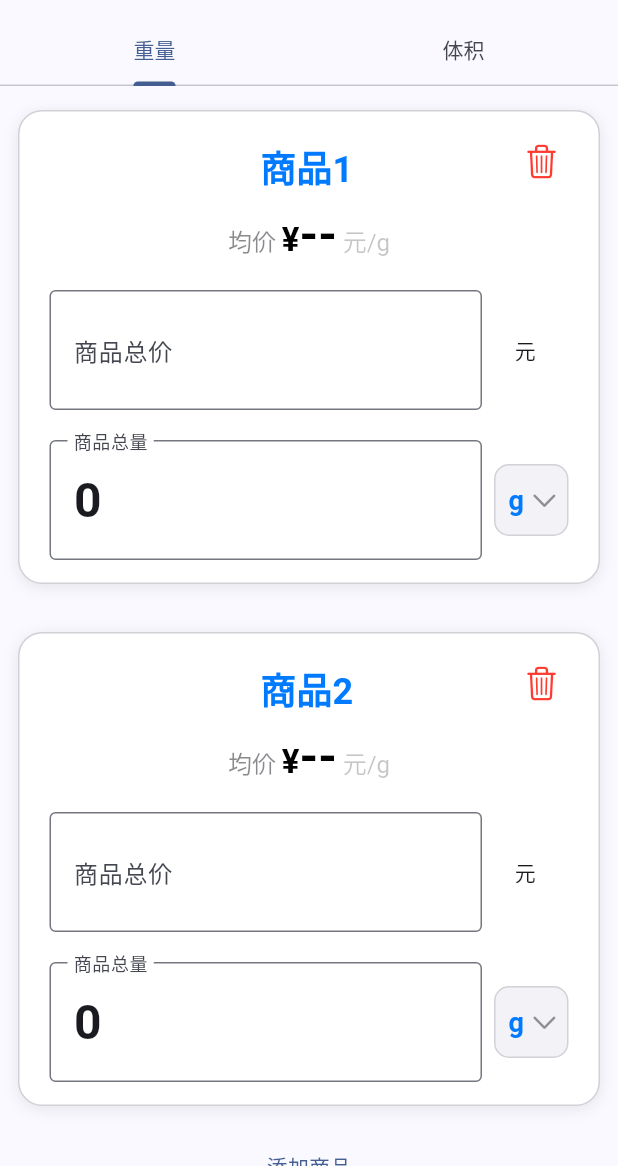
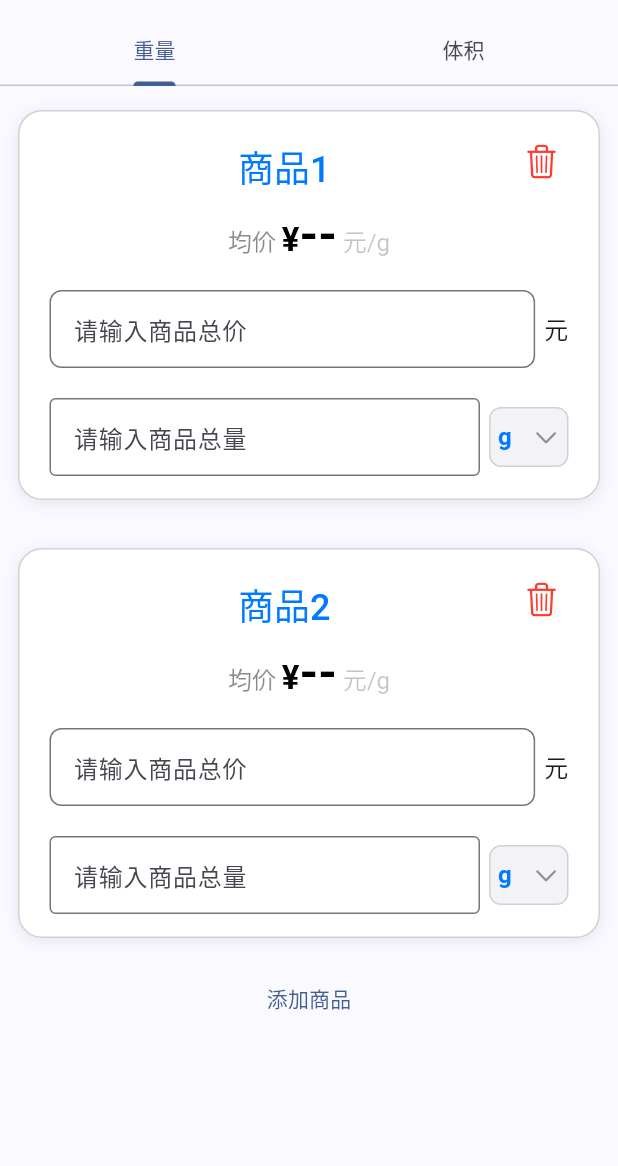
Before and after one commit to jixiaoyong/price_pk, a Flutter app: the screen it shows after launch, on a phone screen of 412 x 824 dp, the part 70-1236 px from its top. Run offline on Flutter 3.47's test engine with Material 3 defaults, Android fonts, the phone set to English and light mode, and no system bars; our stand-ins replace get, web; missing offline and left inert: dart:js_interop.

Commit message:
feat: 优化商品卡片输入框UI，调整价格和数量的提示文本及样式

```diff
--- a/lib/widgets/goods_card.dart
+++ b/lib/widgets/goods_card.dart
@@ -3,8 +3,6 @@ import 'package:flutter/material.dart';
 import 'package:price_pk/beans/input_box_state.dart';
 import 'package:price_pk/beans/unit_class.dart';
 import 'package:price_pk/ext.dart';
-import 'package:price_pk/pk_classify.dart';
-import 'package:price_pk/price_input_box_logic.dart';
 import 'package:price_pk/widgets/price_input_formatter.dart';
 
 class GoodsCard extends StatefulWidget {
@@ -40,7 +38,7 @@ class _GoodsCardState extends State<GoodsCard> {
     super.initState();
     unitController = TextEditingController(
       text:
-          widget.data.unit.value == 0 ? '0' : widget.data.unit.value.toString(),
+          widget.data.unit.value == 0 ? '' : widget.data.unit.value.toString(),
     );
     goodsPriceController = TextEditingController(
       text: "${widget.data.price == 0 ? '' : widget.data.price}",
@@ -92,7 +90,9 @@ class _GoodsCardState extends State<GoodsCard> {
             padding: const EdgeInsets.symmetric(vertical: 15, horizontal: 20),
             child: Column(
               children: [
-                TextFormField(
+                Padding(
+                  padding: const EdgeInsets.only(right: 30),
+                  child: TextFormField(
                     initialValue: widget.data.name,
                     textAlign: TextAlign.center,
                     keyboardType: TextInputType.name,
@@ -100,12 +100,13 @@ class _GoodsCardState extends State<GoodsCard> {
                       border: InputBorder.none,
                     ),
                     style: Theme.of(context).textTheme.headlineSmall?.copyWith(
-                        fontWeight: FontWeight.w600,
+                          fontWeight: FontWeight.w500,
                           color: CupertinoColors.activeBlue,
                         ),
                     onChanged: (value) {
                       widget.onChange(widget.data.copyWith(name: value));
                     },
+                  ),
                 ),
                 Padding(
                   padding: const EdgeInsets.only(bottom: 18),
@@ -154,36 +155,54 @@ class _GoodsCardState extends State<GoodsCard> {
                   ),
                 ),
                 Row(
+                  mainAxisSize: MainAxisSize.min,
+                  crossAxisAlignment: CrossAxisAlignment.center,
                   children: [
-                    Expanded(
+                    Flexible(
                       flex: 5,
+                      fit: FlexFit.loose,
                       child: TextFormField(
                         controller: goodsPriceController,
                         focusNode: goodsPriceFocusNode,
                         inputFormatters: [PriceInputFormatter(decimalRange: 2)],
                         keyboardType: const TextInputType.numberWithOptions(
                             decimal: true),
-                        decoration: const InputDecoration(
-                            label: Text("商品总价"), border: OutlineInputBorder()),
+                        decoration: InputDecoration(
+                          label: const Text("请输入商品总价"),
+                          hintText: "比如10.00",
+                          hintStyle: const TextStyle(
+                              color: CupertinoColors.systemGrey,
+                              fontWeight: FontWeight.normal),
+                          border: OutlineInputBorder(
+                            borderRadius: BorderRadius.circular(8),
+                            borderSide: const BorderSide(
+                              color: CupertinoColors.activeBlue,
+                              width: 2,
+                            ),
+                          ),
+                          isDense: true,
+                          contentPadding: const EdgeInsets.symmetric(
+                              vertical: 10, horizontal: 12),
+                        ),
                         style: const TextStyle(
-                          fontSize: 32,
+                          fontSize: 20,
                           fontWeight: FontWeight.bold,
+                          color: CupertinoColors.label,
                         ),
+                        textAlign: TextAlign.right,
+                        minLines: 1,
+                        maxLines: 1,
                         onChanged: (value) {
                           widget.onChange(widget.data
                               .copyWith(price: double.tryParse(value) ?? 0.0));
                         },
                       ),
                     ),
-                    const Expanded(
-                      flex: 1,
-                      child: Center(child: Text("元")),
-                    )
+                    const SizedBox(width: 6),
+                    const Text("元", style: TextStyle(fontSize: 16)),
                   ],
                 ),
-                const Padding(
-                  padding: EdgeInsets.only(top: 20),
-                ),
+                const SizedBox(height: 20),
                 Row(
                   children: [
                     Expanded(
@@ -193,12 +212,25 @@ class _GoodsCardState extends State<GoodsCard> {
                         inputFormatters: [PriceInputFormatter(decimalRange: 3)],
                         keyboardType: const TextInputType.numberWithOptions(
                             decimal: true),
+                        decoration: const InputDecoration(
+                          label: Text("请输入商品总量"),
+                          hintText: "比如100",
+                          hintStyle: TextStyle(
+                              color: CupertinoColors.systemGrey,
+                              fontWeight: FontWeight.normal),
+                          border: OutlineInputBorder(),
+                          isDense: true,
+                          contentPadding: EdgeInsets.symmetric(
+                              vertical: 10, horizontal: 12),
+                        ),
                         style: const TextStyle(
-                          fontSize: 32,
+                          fontSize: 20,
                           fontWeight: FontWeight.bold,
+                          color: CupertinoColors.label,
                         ),
-                        decoration: const InputDecoration(
-                            label: Text("商品总量"), border: OutlineInputBorder()),
+                        textAlign: TextAlign.right,
+                        minLines: 1,
+                        maxLines: 1,
                         onChanged: (value) {
                           final double doubleValue =
                               double.tryParse(value) ?? 0.0;
@@ -218,16 +250,14 @@ class _GoodsCardState extends State<GoodsCard> {
                         },
                       ),
                     ),
-                    Expanded(
-                      flex: 1,
-                      child: Container(
-                        height: 48,
-                        margin: const EdgeInsets.only(left: 8),
+                    const SizedBox(width: 6),
+                    Container(
+                      height: 40,
+                      margin: const EdgeInsets.only(left: 0),
                       padding: const EdgeInsets.symmetric(horizontal: 5),
                       decoration: BoxDecoration(
-                          color:
-                              CupertinoColors.systemGrey6.resolveFrom(context),
-                          borderRadius: BorderRadius.circular(10),
+                        color: CupertinoColors.systemGrey6,
+                        borderRadius: BorderRadius.circular(8),
                         border: Border.all(
                           color: CupertinoColors.systemGrey4,
                           width: 1,
@@ -236,15 +266,13 @@ class _GoodsCardState extends State<GoodsCard> {
                       child: DropdownButtonHideUnderline(
                         child: DropdownButton<String>(
                           value: widget.data.unit.unit,
-                            isExpanded: true,
                           icon: const Icon(CupertinoIcons.chevron_down,
-                                size: 20, color: CupertinoColors.systemGrey),
-                            dropdownColor: CupertinoColors.systemGrey6
-                                .resolveFrom(context),
-                            borderRadius: BorderRadius.circular(12),
-                            style: TextStyle(
-                              color: CupertinoColors.label.resolveFrom(context),
-                              fontSize: 18,
+                              size: 18, color: CupertinoColors.systemGrey),
+                          dropdownColor: CupertinoColors.systemGrey6,
+                          borderRadius: BorderRadius.circular(10),
+                          style: const TextStyle(
+                            color: CupertinoColors.label,
+                            fontSize: 16,
                           ),
                           items: widget.unitList
                               .map((e) => DropdownMenuItem(
@@ -255,8 +283,7 @@ class _GoodsCardState extends State<GoodsCard> {
                                       style: TextStyle(
                                         color: e == widget.data.unit.unit
                                             ? CupertinoColors.activeBlue
-                                              : CupertinoColors.label
-                                                  .resolveFrom(context),
+                                            : CupertinoColors.label,
                                         fontWeight: e == widget.data.unit.unit
                                             ? FontWeight.bold
                                             : FontWeight.normal,
@@ -272,7 +299,6 @@ class _GoodsCardState extends State<GoodsCard> {
                         ),
                       ),
                     ),
-                    )
                   ],
                 ),
               ],
```
Lines whose indentation alone changed are shown as unchanged.
